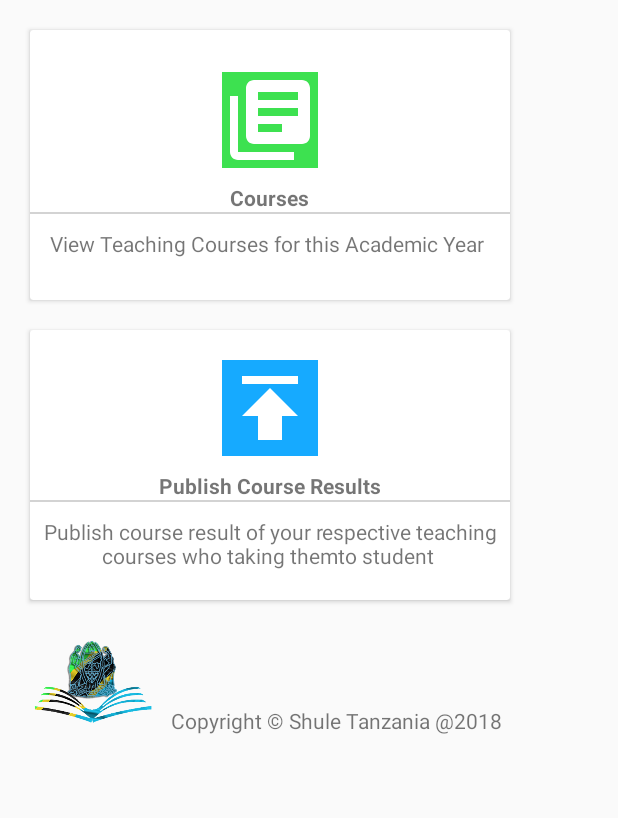
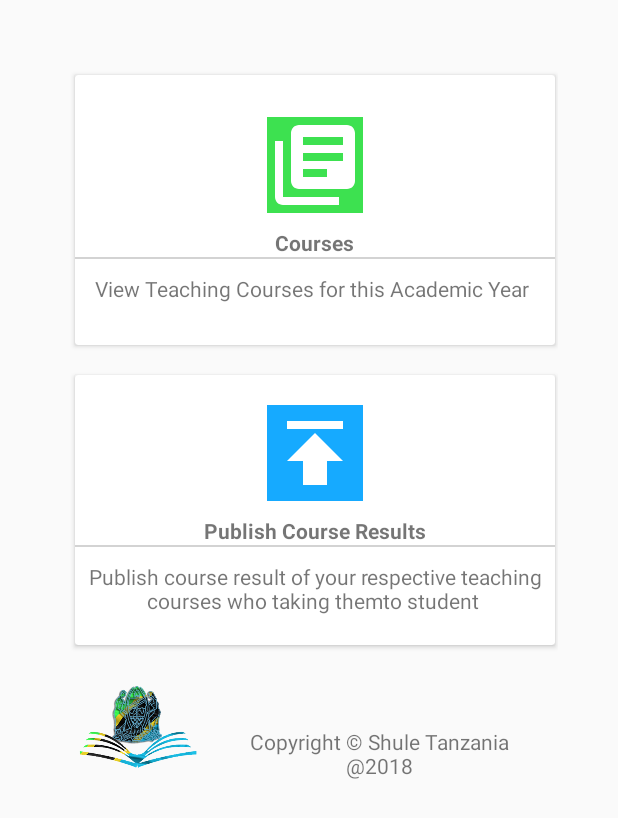
Before and after one commit to abisaiA/Shuta, an Android app: the LecturerHomePageView screen opened directly, with no data from a screen before it, on a phone screen of 412 x 824 dp. Shown: the top 818 px of the screen. Run offline under Robolectric (Android 15) with nearby library versions, the phone set to English and light mode, and no system bars.

Commit message:
finalizing lecturer landing page

```diff
--- a/app/src/main/res/layout/activity_login.xml
+++ b/app/src/main/res/layout/activity_login.xml
@@ -48,8 +48,8 @@
         android:id="@+id/passwordEditText"
         android:layout_width="218dp"
         android:layout_height="wrap_content"
-        android:layout_marginTop="4dp"
-        android:layout_marginEnd="32dp"
+        android:layout_marginTop="16dp"
+        android:layout_marginEnd="72dp"
         android:ems="10"
         android:inputType="textPassword"
         app:layout_constraintEnd_toEndOf="parent"
@@ -87,13 +87,13 @@
         android:layout_width="170dp"
         android:layout_height="137dp"
         android:layout_marginStart="8dp"
-        android:layout_marginTop="8dp"
+        android:layout_marginTop="40dp"
         android:layout_marginEnd="8dp"
         android:adjustViewBounds="true"
         android:contentDescription="TODO"
         android:scaleType="fitXY"
         app:layout_constraintEnd_toEndOf="parent"
-        app:layout_constraintHorizontal_bias="0.502"
+        app:layout_constraintHorizontal_bias="0.506"
         app:layout_constraintStart_toStartOf="parent"
         app:layout_constraintTop_toTopOf="parent"
         app:srcCompat="@drawable/logo_tz" />
@@ -103,14 +103,13 @@
         android:layout_width="wrap_content"
         android:layout_height="wrap_content"
         android:layout_marginStart="8dp"
-        android:layout_marginTop="12dp"
+        android:layout_marginTop="44dp"
         android:layout_marginEnd="8dp"
         android:text="@string/login"
         android:textColor="#16AAFF"
         android:textSize="30sp"
         android:textStyle="bold"
         app:layout_constraintEnd_toEndOf="parent"
-        app:layout_constraintHorizontal_bias="0.501"
         app:layout_constraintStart_toStartOf="parent"
         app:layout_constraintTop_toBottomOf="@+id/logo" />
 
--- a/app/src/main/res/layout/lecturer_homepage.xml
+++ b/app/src/main/res/layout/lecturer_homepage.xml
@@ -1,28 +1,29 @@
 <?xml version="1.0" encoding="utf-8"?>
 <LinearLayout xmlns:android="http://schemas.android.com/apk/res/android"
     android:orientation="vertical"
-    android:layout_width="match_parent"
-    android:layout_height="match_parent"
+    android:layout_width="fill_parent"
+    android:layout_height="fill_parent"
     android:layout_margin="10dp">
 
     <LinearLayout
         android:layout_width="match_parent"
-        android:layout_height="wrap_content"
+        android:layout_height="match_parent"
+        android:layout_margin="30dp"
         android:orientation="vertical">
 
         <android.support.v7.widget.CardView
             android:id="@+id/coursesCardView"
-            android:clickable="true"
-            android:foreground="?android:attr/selectableItemBackground"
             android:layout_width="320dp"
             android:layout_height="180dp"
-            android:layout_margin="10dp">
+            android:layout_margin="10dp"
+            android:clickable="true"
+            android:foreground="?android:attr/selectableItemBackground">
 
             <LinearLayout
                 android:layout_width="match_parent"
                 android:layout_height="match_parent"
-                android:orientation="vertical"
-                android:gravity="center">
+                android:gravity="center"
+                android:orientation="vertical">
 
                 <ImageView
                     android:layout_width="64dp"
@@ -33,9 +34,9 @@
                 <TextView
                     android:layout_width="wrap_content"
                     android:layout_height="wrap_content"
-                    android:textStyle="bold"
                     android:layout_marginTop="10dp"
-                    android:text="Courses" />
+                    android:text="Courses"
+                    android:textStyle="bold" />
 
                 <View
                     android:layout_width="match_parent"
@@ -54,17 +55,17 @@
 
         <android.support.v7.widget.CardView
             android:id="@+id/publishCourseResultCardView"
-            android:clickable="true"
-            android:foreground="?android:attr/selectableItemBackground"
             android:layout_width="320dp"
             android:layout_height="180dp"
-            android:layout_margin="10dp">
+            android:layout_margin="10dp"
+            android:clickable="true"
+            android:foreground="?android:attr/selectableItemBackground">
 
             <LinearLayout
                 android:layout_width="match_parent"
                 android:layout_height="match_parent"
-                android:orientation="vertical"
-                android:gravity="center">
+                android:gravity="center"
+                android:orientation="vertical">
 
                 <ImageView
                     android:layout_width="64dp"
@@ -75,9 +76,9 @@
                 <TextView
                     android:layout_width="wrap_content"
                     android:layout_height="wrap_content"
-                    android:textStyle="bold"
                     android:layout_marginTop="10dp"
-                    android:text="Publish Course Results" />
+                    android:text="Publish Course Results"
+                    android:textStyle="bold" />
 
                 <View
                     android:layout_width="match_parent"
@@ -111,6 +112,7 @@
                 android:layout_width="wrap_content"
                 android:layout_height="wrap_content"
                 android:layout_marginStart="10dp"
+                android:gravity="center"
                 android:text="@string/copyright" />
         </LinearLayout>
 
```
